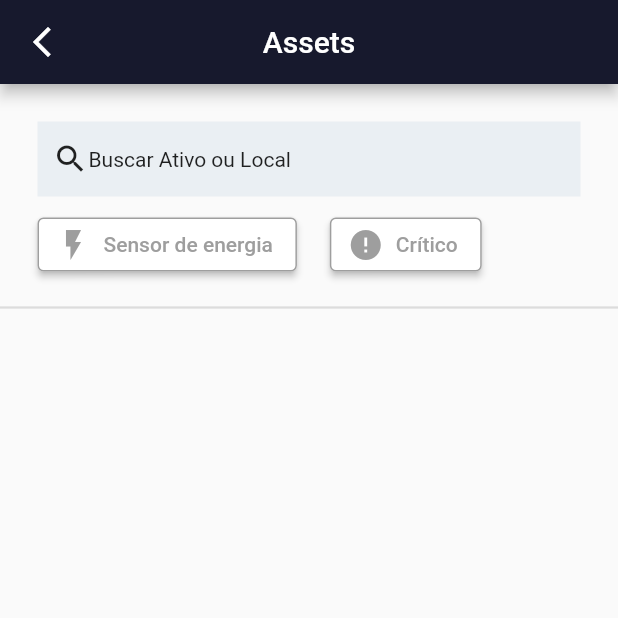
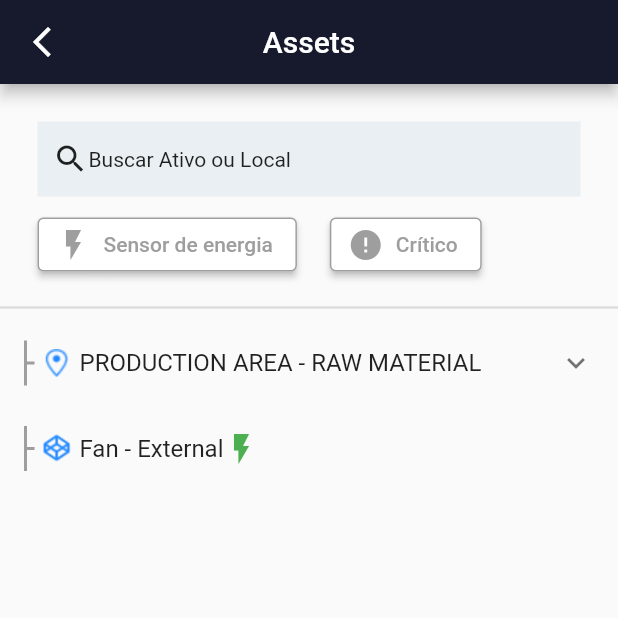
Before and after one commit to DanielErnany/tractian_app, a Flutter app: the AssetsPage screen opened by its route, on a phone screen of 412 x 824 dp, the top half of it. Run offline on Flutter 3.47's test engine with Material 2 defaults, Android fonts, the phone set to English and light mode, and no system bars.

Commit message:
feat: adds widget for tree view and shows static data

```diff
--- a/lib/pages/assets_page.dart
+++ b/lib/pages/assets_page.dart
@@ -1,5 +1,9 @@
 import 'package:flutter/material.dart';
+import 'package:tractian_app/models/asset.dart';
+import 'package:tractian_app/models/component.dart';
+import 'package:tractian_app/models/location.dart';
 import 'package:tractian_app/widgets/filter_button.dart';
+import 'package:tractian_app/widgets/tree_view.dart';
 
 class AssetsPage extends StatefulWidget {
   const AssetsPage({super.key});
@@ -9,8 +13,83 @@ class AssetsPage extends StatefulWidget {
 }
 
 class _AssetsPageState extends State<AssetsPage> {
+  EdgeInsets leftPadding = const EdgeInsets.only(left: 15);
+
+  Widget buildComponentNode(Component component) {
+    return TreeView(
+      title: component.name,
+      iconImage: component.imageIcon,
+      padding: leftPadding,
+      sensorTypeIcon: component.sensorTypeIcon,
+      statusWidget: component.statusWidget,
+      children: const [],
+    );
+  }
+
+  Widget buildAssetNode(Asset asset) {
+    return TreeView(
+      title: asset.name,
+      iconImage: asset.imageIcon,
+      padding: leftPadding,
+      children: [
+        ...asset.subAssets.map((subAsset) => buildAssetNode(subAsset)).toList(),
+        ...asset.components
+            .map((component) => buildComponentNode(component))
+            .toList(),
+      ],
+    );
+  }
+
+  Widget buildLocationNode(Location location) {
+    return TreeView(
+      title: location.name,
+      iconImage: location.imageIcon,
+      padding: leftPadding,
+      children: [
+        ...location.subLocations
+            .map((subLocation) => buildLocationNode(subLocation))
+            .toList(),
+        ...location.assets
+            .map((asset) => buildAssetNode(
+                  asset,
+                ))
+            .toList(),
+      ],
+    );
+  }
+
   @override
   Widget build(BuildContext context) {
+    // Criando componentes
+    Component motorRTCoalAF01 = Component(
+        id: '1',
+        name: 'MOTOR RT COAL AF01',
+        sensorType: SensorType.vibration,
+        status: ComponentStatus.operating);
+    Component fanExternal = Component(
+        id: '2',
+        name: 'Fan - External',
+        sensorType: SensorType.vibration,
+        status: ComponentStatus.operating);
+
+    // Criando sub-ativos
+    Asset motorTC01CoalUnloadingAF02 =
+        Asset(id: '3', name: 'MOTOR TC01 COAL UNLOADING AF02');
+    motorTC01CoalUnloadingAF02.components.add(motorRTCoalAF01);
+
+    // Criando ativos
+    Asset conveyorBeltAssembly = Asset(id: '4', name: 'CONVEYOR BELT ASSEMBLY');
+    conveyorBeltAssembly.subAssets.add(motorTC01CoalUnloadingAF02);
+
+    // Criando localizações e sub-localizações
+    Location charcoalStorageSector =
+        Location(id: '5', name: 'CHARCOAL STORAGE SECTOR');
+    charcoalStorageSector.assets.add(conveyorBeltAssembly);
+
+    Location productionAreaRawMaterial =
+        Location(id: '6', name: 'PRODUCTION AREA - RAW MATERIAL');
+    productionAreaRawMaterial.subLocations.add(charcoalStorageSector);
+
     return Scaffold(
       appBar: AppBar(
         title: const Text('Assets'),
@@ -59,6 +138,24 @@ class _AssetsPageState extends State<AssetsPage> {
           ),
           const SizedBox(height: 10),
           const Divider(thickness: 1.5),
+          TreeView(
+            title: productionAreaRawMaterial.name,
+            padding: leftPadding,
+            iconImage: productionAreaRawMaterial.imageIcon,
+            children: productionAreaRawMaterial.subLocations
+                .map((subLocation) => buildLocationNode(
+                      subLocation,
+                    ))
+                .toList(),
+          ),
+          TreeView(
+            title: fanExternal.name,
+            iconImage: fanExternal.imageIcon,
+            padding: leftPadding,
+            statusWidget: fanExternal.statusWidget,
+            sensorTypeIcon: fanExternal.sensorTypeIcon,
+            children: const [],
+          ),
         ],
       ),
     );
--- /dev/null
+++ b/lib/widgets/tree_view.dart
@@ -0,0 +1,62 @@
+import 'package:flutter/material.dart';
+
+class TreeView extends StatelessWidget {
+  final String title;
+  final IconData? sensorTypeIcon;
+  final Widget? statusWidget;
+  final String? iconImage;
+  final List<Widget> children;
+  final EdgeInsetsGeometry? padding;
+
+  const TreeView({
+    super.key,
+    required this.title,
+    required this.children,
+    this.iconImage,
+    this.padding,
+    this.sensorTypeIcon,
+    this.statusWidget,
+  });
+
+  @override
+  Widget build(BuildContext context) {
+    Widget titleWidget = Row(
+      children: [
+        Container(
+          height: 30,
+          width: 2,
+          color: Colors.grey,
+        ),
+        const SizedBox(
+          width: 5,
+          child: Divider(
+            color: Colors.grey,
+            thickness: 2,
+          ),
+        ),
+        const SizedBox(width: 5),
+        if (iconImage != null) Image.asset(iconImage!, height: 20),
+        const SizedBox(width: 5),
+        Flexible(
+          child: Text(
+            title,
+            overflow: TextOverflow.ellipsis,
+          ),
+        ),
+        if (sensorTypeIcon != null) Icon(sensorTypeIcon, color: Colors.green),
+        if (statusWidget != null) statusWidget!,
+      ],
+    );
+
+    return Theme(
+      data: Theme.of(context).copyWith(dividerColor: Colors.transparent),
+      child: (children.isEmpty)
+          ? ListTile(title: titleWidget)
+          : ExpansionTile(
+              childrenPadding: padding,
+              title: titleWidget,
+              children: children,
+            ),
+    );
+  }
+}
```
